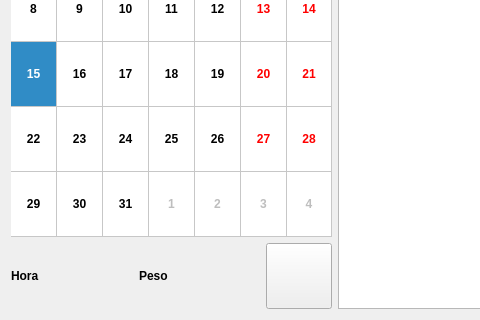
Before: the Qt Designer form nqtrucksserver/RegistrosUi/RegistrosUi.ui in sunsiz/nQTrucks, drawn with Qt 5; both pictures show x 0 to 480 and y 252 to 572 of the 670 by 572 pixel window.
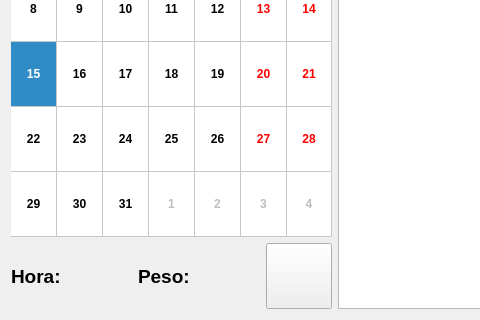
After: the same form once the commit is applied. Icons and pictures are not drawn.

Commit message: Registros UI Detail ROws

The edit to the form file:
```diff
--- a/nqtrucksserver/RegistrosUi/RegistrosUi.ui
+++ b/nqtrucksserver/RegistrosUi/RegistrosUi.ui
@@ -52,6 +52,24 @@
    </item>
    <item row="1" column="0">
     <layout class="QHBoxLayout" name="horizontalLayout">
+     <item>
+      <widget class="QLabel" name="labelDetalleHora_2">
+       <property name="sizePolicy">
+        <sizepolicy hsizetype="Expanding" vsizetype="Preferred">
+         <horstretch>0</horstretch>
+         <verstretch>0</verstretch>
+        </sizepolicy>
+       </property>
+       <property name="font">
+        <font>
+         <pointsize>14</pointsize>
+        </font>
+       </property>
+       <property name="text">
+        <string>Hora:</string>
+       </property>
+      </widget>
+     </item>
      <item>
       <widget class="QLabel" name="labelDetalleHora">
        <property name="sizePolicy">
@@ -60,8 +78,13 @@
          <verstretch>0</verstretch>
         </sizepolicy>
        </property>
+       <property name="font">
+        <font>
+         <pointsize>14</pointsize>
+        </font>
+       </property>
        <property name="text">
-        <string>Hora</string>
+        <string/>
        </property>
       </widget>
      </item>
@@ -78,6 +101,24 @@
        </property>
       </spacer>
      </item>
+     <item>
+      <widget class="QLabel" name="labelDetallePeso_2">
+       <property name="sizePolicy">
+        <sizepolicy hsizetype="Expanding" vsizetype="Preferred">
+         <horstretch>0</horstretch>
+         <verstretch>0</verstretch>
+        </sizepolicy>
+       </property>
+       <property name="font">
+        <font>
+         <pointsize>14</pointsize>
+        </font>
+       </property>
+       <property name="text">
+        <string>Peso:</string>
+       </property>
+      </widget>
+     </item>
      <item>
       <widget class="QLabel" name="labelDetallePeso">
        <property name="sizePolicy">
@@ -86,8 +127,13 @@
          <verstretch>0</verstretch>
         </sizepolicy>
        </property>
+       <property name="font">
+        <font>
+         <pointsize>14</pointsize>
+        </font>
+       </property>
        <property name="text">
-        <string>Peso</string>
+        <string/>
        </property>
       </widget>
      </item>
```
Left out of the diff: 6 changed lines with no effect on the pictures. The commit also changes 1 other file.
